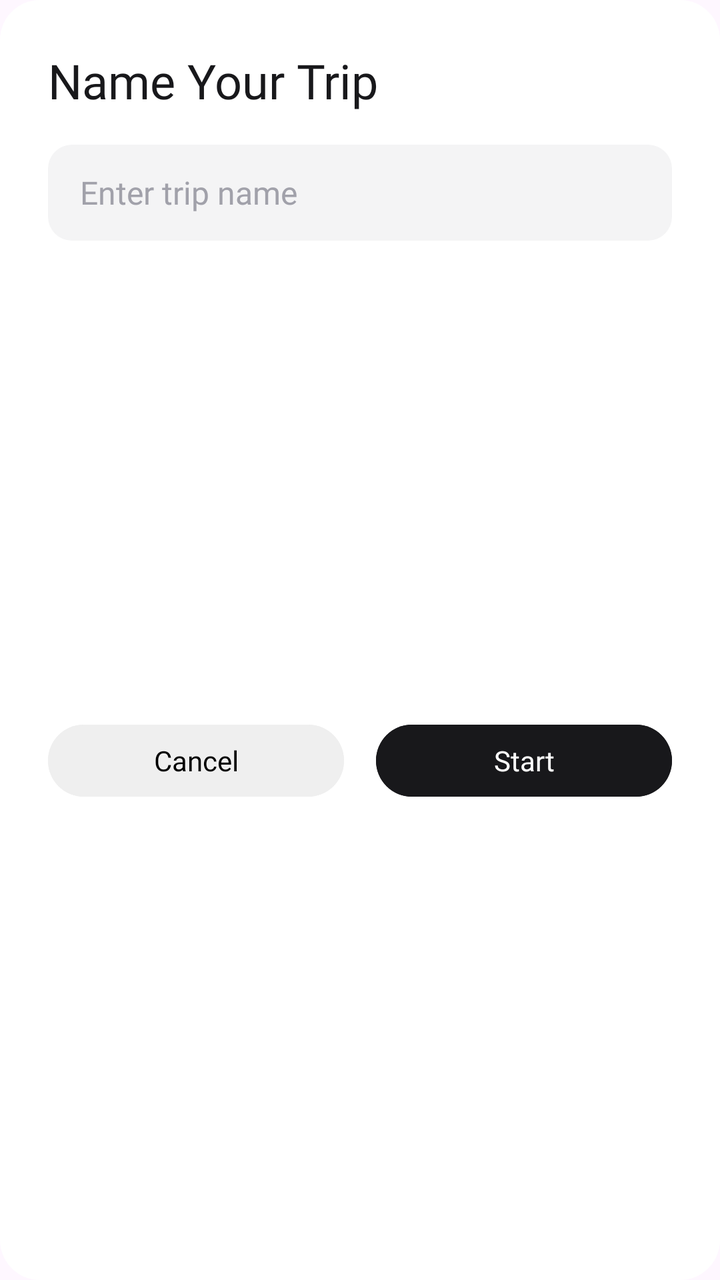
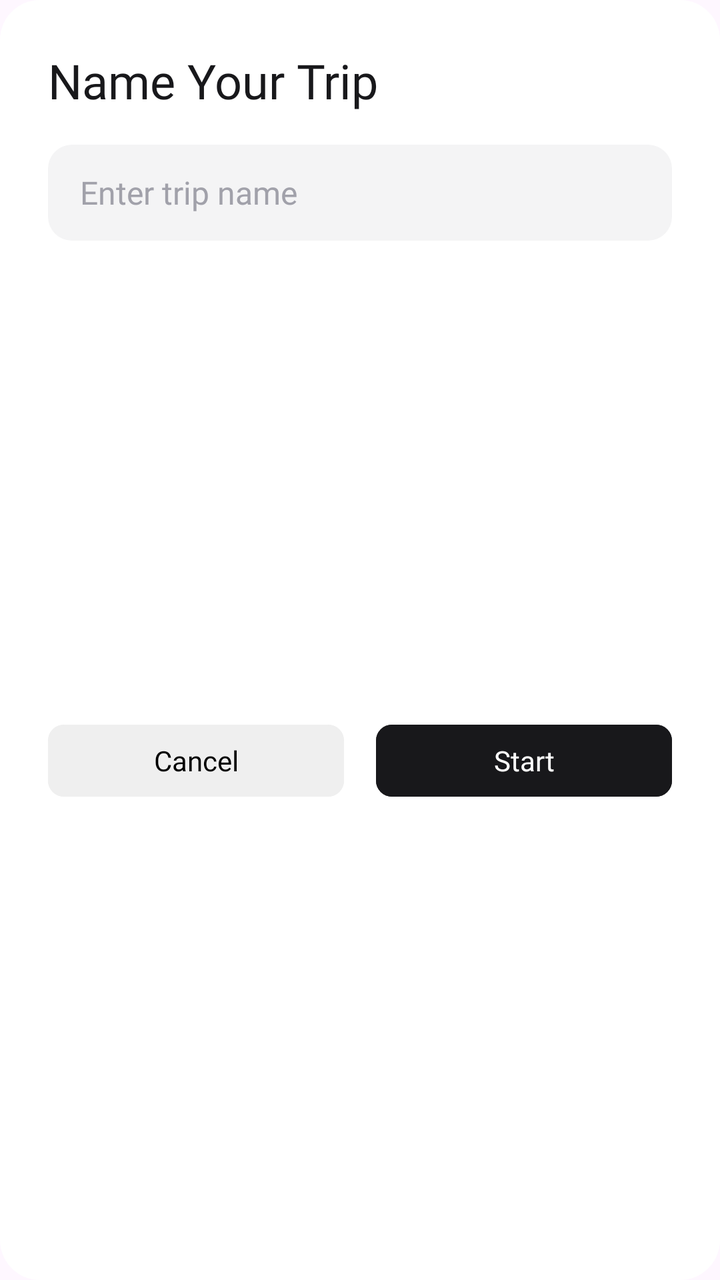

Screens rendered from an Android XML layout before and after an edit, with the pre-edit source and the edit as a unified diff.
<!-- AndroidManifest.xml: application theme Theme.Travel -->
<!-- res/layout/dialog_trip_name.xml -->
<?xml version="1.0" encoding="utf-8"?>
<androidx.constraintlayout.widget.ConstraintLayout xmlns:android="http://schemas.android.com/apk/res/android"
    xmlns:app="http://schemas.android.com/apk/res-auto"
    android:layout_width="match_parent"
    android:layout_height="wrap_content"
    android:background="@drawable/bg_dialog"
    android:padding="24dp">

    <TextView
        android:id="@+id/dialogTitle"
        android:layout_width="0dp"
        android:layout_height="wrap_content"
        android:text="Name Your Trip"
        android:textSize="24sp"
        android:textStyle="normal"
        android:textColor="@color/text_primary"
        android:letterSpacing="0"
        android:lineHeight="32dp"
        android:fontFamily="@font/mont_heavy"
        app:layout_constraintTop_toTopOf="parent"
        app:layout_constraintStart_toStartOf="parent"
        app:layout_constraintEnd_toEndOf="parent" />

    <EditText
        android:id="@+id/tripNameInput"
        android:layout_width="0dp"
        android:layout_height="48dp"
        android:layout_marginTop="16dp"
        android:hint="Enter trip name"
        android:textSize="16sp"
        android:textColor="@color/button_primary"
        android:textColorHint="@color/text_hint"
        android:inputType="text"
        android:fontFamily="@font/mont_bold"
        android:background="@drawable/bg_edit_text"
        android:paddingHorizontal="16dp"
        app:layout_constraintTop_toBottomOf="@id/dialogTitle"
        app:layout_constraintStart_toStartOf="parent"
        app:layout_constraintEnd_toEndOf="parent" />

    <com.google.android.material.button.MaterialButton
        android:id="@+id/dialogNegativeButton"
        android:layout_width="0dp"
        android:layout_height="44dp"
        android:layout_marginTop="24dp"
        android:layout_marginEnd="8dp"
        android:text="Cancel"
        android:backgroundTint="@color/button_secondary"
        android:textColor="@color/button_secondary_text"
        android:textSize="14sp"
        android:textAllCaps="false"
        android:letterSpacing="0"
        android:fontFamily="@font/mont_bold"
        app:shapeAppearanceOverlay="@style/ShapeAppearanceOverlay.Circle"
        app:layout_constraintTop_toBottomOf="@id/tripNameInput"
        app:layout_constraintStart_toStartOf="parent"
        app:layout_constraintEnd_toStartOf="@id/dialogPositiveButton"
        app:layout_constraintBottom_toBottomOf="parent" />

    <com.google.android.material.button.MaterialButton
        android:id="@+id/dialogPositiveButton"
        android:layout_width="0dp"
        android:layout_height="44dp"
        android:layout_marginTop="24dp"
        android:layout_marginStart="8dp"
        android:text="Start"
        android:fontFamily="@font/mont_bold"
        android:backgroundTint="@color/button_primary"
        android:textColor="@color/button_primary_text"
        android:textSize="14sp"
        android:textAllCaps="false"
        android:letterSpacing="0"
        app:shapeAppearanceOverlay="@style/ShapeAppearanceOverlay.Circle"
        app:layout_constraintTop_toBottomOf="@id/tripNameInput"
        app:layout_constraintStart_toEndOf="@id/dialogNegativeButton"
        app:layout_constraintEnd_toEndOf="parent"
        app:layout_constraintBottom_toBottomOf="parent" />

</androidx.constraintlayout.widget.ConstraintLayout>
<!-- resources referenced by this layout -->
<resources>
  <color name="button_primary">#FF18181B</color>
  <color name="button_primary_text">#FFFFFFFF</color>
  <color name="button_secondary">#FFEFEFEF</color>
  <color name="button_secondary_text">#FF000000</color>
  <color name="text_hint">#FFA1A1AA</color>
  <color name="text_primary">#FF18181B</color>
  <!-- drawable bg_dialog (drawable) -->
  <?xml version="1.0" encoding="utf-8"?>
  <shape xmlns:android="http://schemas.android.com/apk/res/android">
      <solid android:color="#FFFFFF" />
      <corners android:radius="20dp" />
  </shape>
  <!-- drawable bg_edit_text (drawable) -->
  <?xml version="1.0" encoding="utf-8"?>
  <shape xmlns:android="http://schemas.android.com/apk/res/android">
      <solid android:color="#F4F4F5" />
      <corners android:radius="12dp" />
  </shape>
  <style name="ShapeAppearanceOverlay.Circle" parent="">
          <item name="cornerSize">50%</item>
      </style>
  <style name="Theme.Travel" parent="Theme.Material3.DayNight.NoActionBar">
          <item name="colorPrimary">#2196F3</item>
          <item name="colorOnPrimary">@android:color/white</item>
      </style>
</resources>

<!-- the commit's change to res/layout/dialog_trip_name.xml (unified diff, before → after) -->
@@ -49,6 +49,7 @@
         android:textColor="@color/button_secondary_text"
         android:textSize="14sp"
         android:textAllCaps="false"
+        app:cornerRadius="8dp"
         android:letterSpacing="0"
         android:fontFamily="@font/mont_bold"
         app:shapeAppearanceOverlay="@style/ShapeAppearanceOverlay.Circle"
@@ -68,6 +69,7 @@
         android:backgroundTint="@color/button_primary"
         android:textColor="@color/button_primary_text"
         android:textSize="14sp"
+        app:cornerRadius="8dp"
         android:textAllCaps="false"
         android:letterSpacing="0"
         app:shapeAppearanceOverlay="@style/ShapeAppearanceOverlay.Circle"
